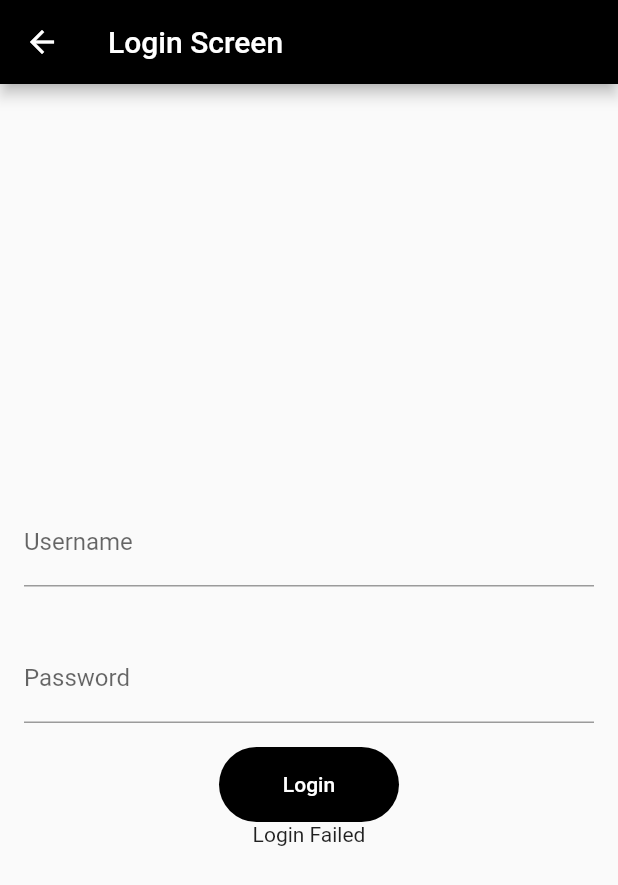
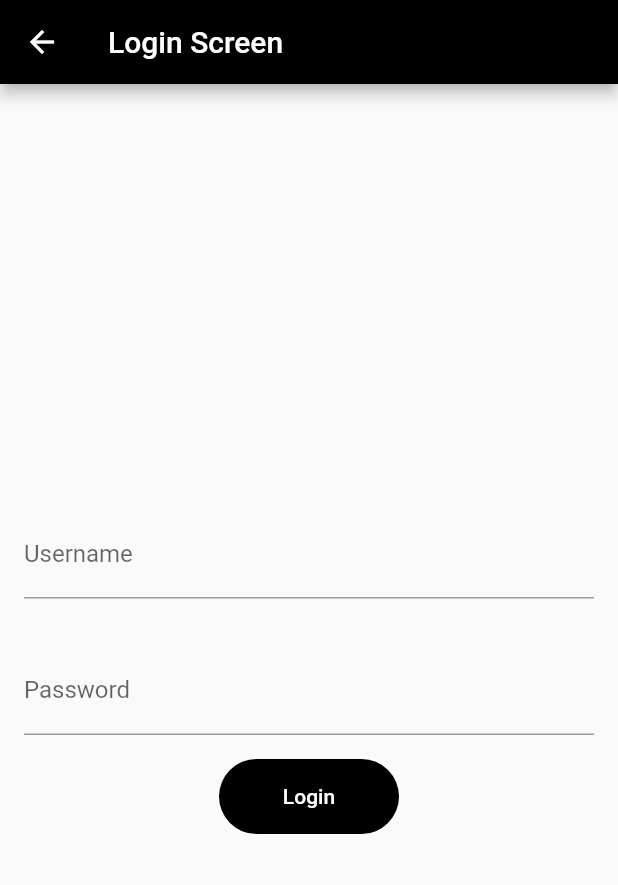
Before and after one commit to Mihusu/DrinkingFountain-frontend, a Flutter app: the screen it shows after launch, after a tap on the "account circle" icon, on a phone screen of 412 x 824 dp. Shown: the top 885 px of the screen. Run offline on Flutter 3.47's test engine with Material 2 defaults, Android fonts, the light colour scheme and no system bars; our stand-ins replace camera, flutter_dotenv, flutter_rating_bar, flutter_secure_storage, geocoding, google_maps_flutter and 2 more; missing offline and left inert: flutter_google_places, google_maps_webservice; network calls fail.

Commit message:
Login failed was not hidden

```diff
--- a/lib/screens/login/login_screen.dart
+++ b/lib/screens/login/login_screen.dart
@@ -57,6 +57,8 @@ class _LoginScreenState extends State<LoginScreen> {
 
   @override
   Widget build(BuildContext context) {
+    print(_loginFailed);
+
     return Scaffold(
       appBar: AppBar(
         //Contains the build in back button
@@ -112,17 +114,23 @@ class _LoginScreenState extends State<LoginScreen> {
                   });
                 }
               },
-              label:'Login',
+              label: 'Login',
               textColor: Colors.white,
               backgroundColor: Colors.black,
               width: 120,
             ),
             // Conditional widget to show "Login Failed" message
             if (_loginFailed)
-              const SizedBox(height: 20,),
-              const Center(
-                child: Text('Login Failed'),
-              ),
+              const Column(
+                children: [
+                  SizedBox(
+                    height: 20,
+                  ),
+                  Center(
+                    child: Text('Login Failed'),
+                  ),
+                ],
+              )
           ],
         ),
       ),
```
